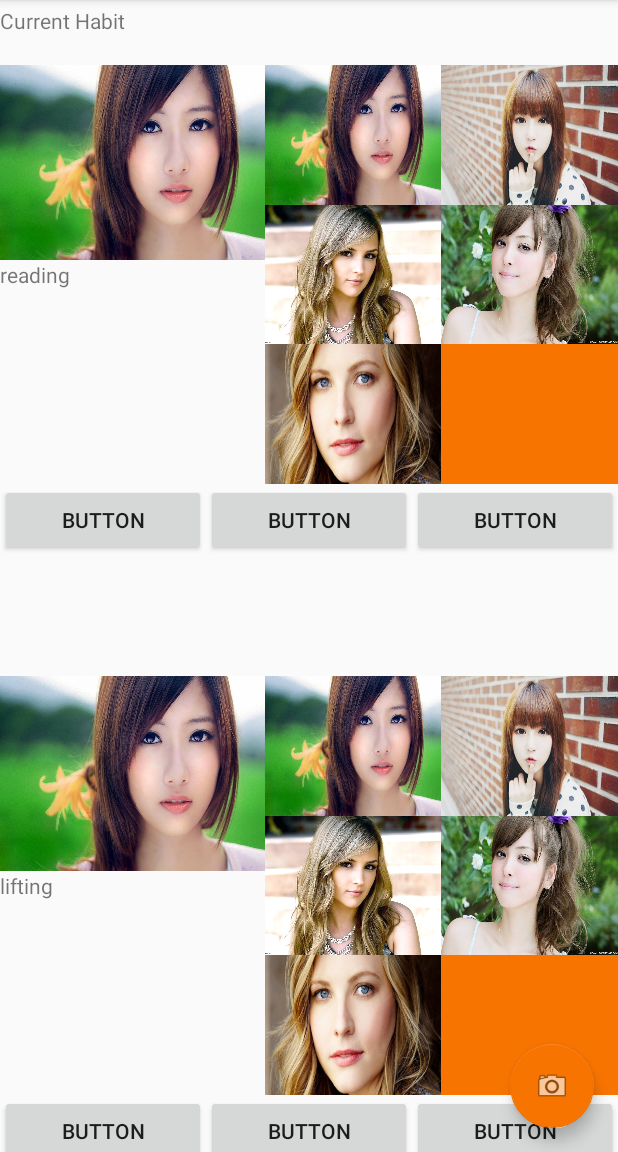
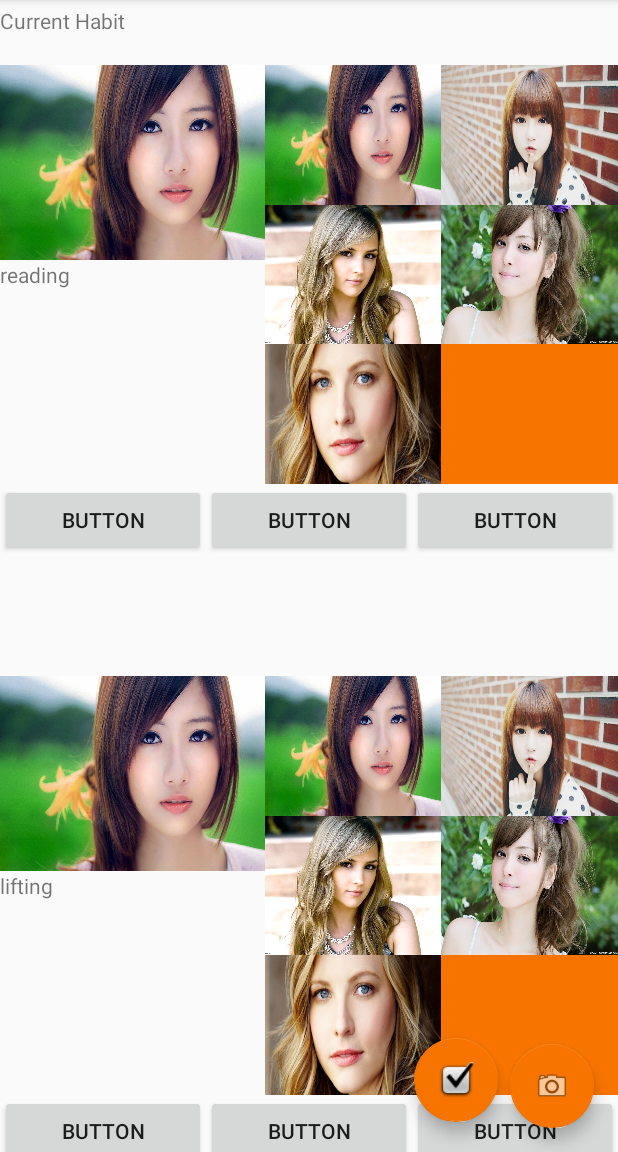
Before and after one commit to leanhduy1998/Challenge, an Android app: the screen it shows after launch (MainActivity), on a phone screen of 412 x 824 dp, the part 84-1236 px from its top. Run offline under Robolectric (Android 15) with nearby library versions, the phone set to English and light mode, and no system bars; libraries missing offline, so code that uses them is left out: com.github.clans.fab; 9 statements that could not run were skipped.

Commit message:
add addExistingHabit button to main xml

```diff
--- a/app/build.gradle
+++ b/app/build.gradle
@@ -27,6 +27,7 @@ dependencies {
     compile 'com.android.support:percent:24.2.1'
     compile 'com.android.support:appcompat-v7:24.2.1'
     compile 'com.android.support:design:24.2.1'
+    compile 'com.github.clans:fab:1.6.2'
 
     testCompile 'junit:junit:4.12'
 }
--- a/app/src/main/res/layout/activity_main.xml
+++ b/app/src/main/res/layout/activity_main.xml
@@ -22,13 +22,25 @@
 
     </android.support.design.widget.AppBarLayout>
 
+
+
     <android.support.design.widget.FloatingActionButton
-        android:id="@+id/addButton"
+        android:id="@+id/addNewHabitButton"
         android:layout_width="wrap_content"
         android:layout_height="wrap_content"
         android:layout_gravity="bottom|end"
         android:layout_margin="@dimen/fab_margin"
         app:srcCompat="@android:drawable/ic_menu_camera"
+        app:backgroundTint="@color/darkOrange" />
+    <android.support.design.widget.FloatingActionButton
+        android:id="@+id/addExistingHabitButton"
+        android:layout_width="wrap_content"
+        android:layout_height="wrap_content"
+        android:layout_gravity="bottom|end"
+
+        android:layout_marginRight="80dp"
+        android:layout_marginBottom="20dp"
+        app:srcCompat="@android:drawable/checkbox_on_background"
         app:backgroundTint="@color/darkOrange" />
 
     <LinearLayout
```
Also changed, not shown: app/src/main/java/thegamers/duyle/gamers/MainActivity.java (+29 -0 lines).
